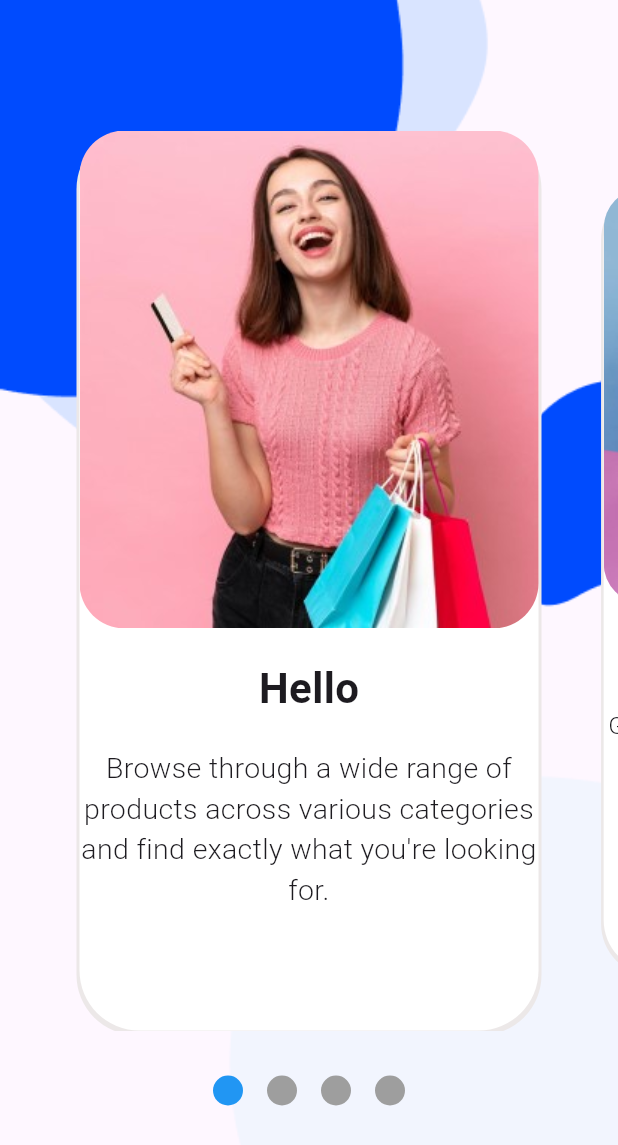
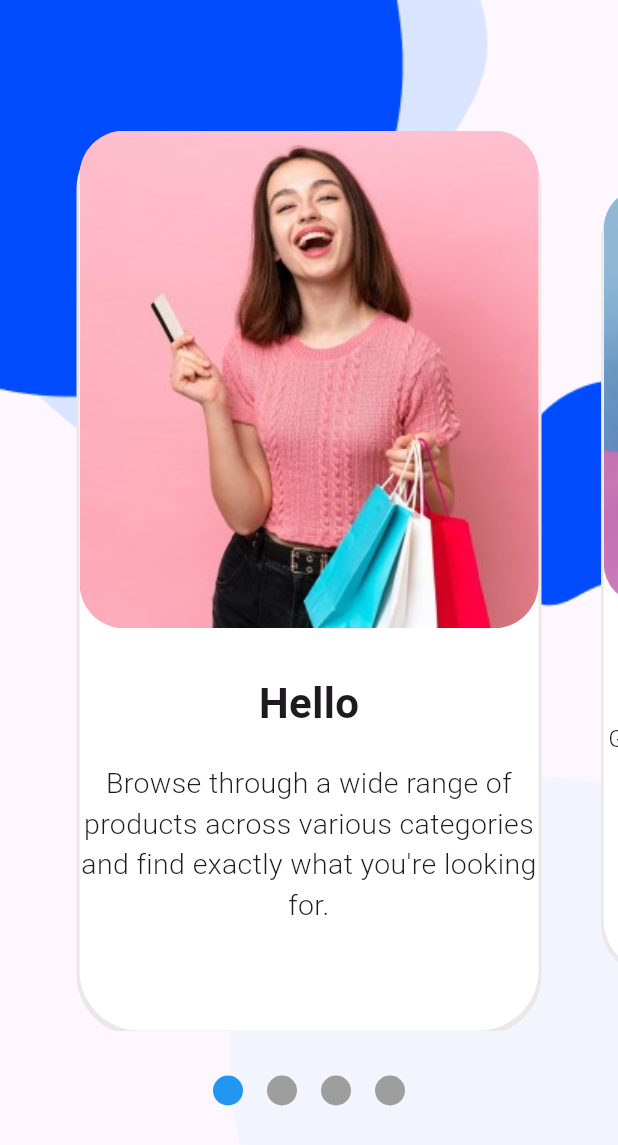
Before and after one commit to Shimaa-78/DEPI-Graduation-Project-sheCoders-Team, a Flutter app: the OnBoardingScreen screen opened directly, on a phone screen of 412 x 824 dp. Shown: the top 1145 px of the screen. Run offline on Flutter 3.47's test engine with Material 3 defaults, Android fonts, the phone set to English and light mode, and no system bars; drawn by our look-alikes of carousel_slider, smooth_page_indicator; our stand-ins replace get; Roboto replaces fonts that are missing (NunitoSans, Raleway).

Commit message:
Start and Onboarding Screen

```diff
--- a/lib/Screens/onBoardingScreen.dart
+++ b/lib/Screens/onBoardingScreen.dart
@@ -49,7 +49,7 @@ class _OnBoardingScreenState extends State<OnBoardingScreen> {
                                 "${OnboardingList[index].imagePath}",
                                 fit: BoxFit.cover,
                               )),
-                          SizedBox(height: 20,),
+                          SizedBox(height: 30,),
                           Text(
                             "${OnboardingList[index].title}",
                             style: TextStyle(
```
